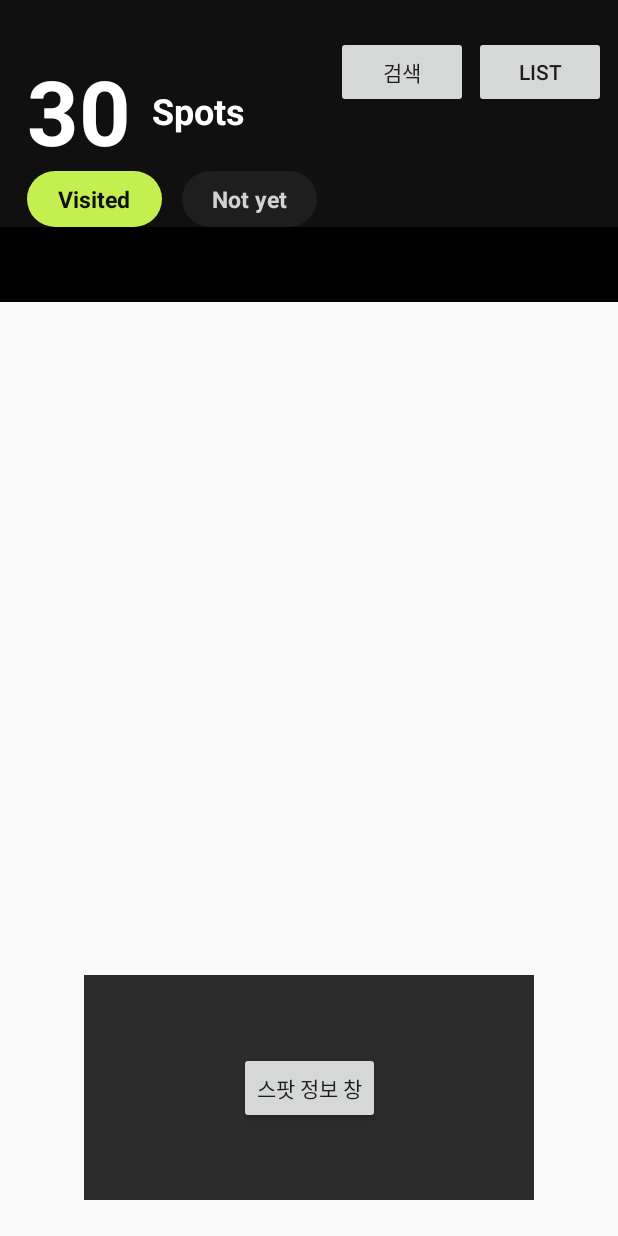
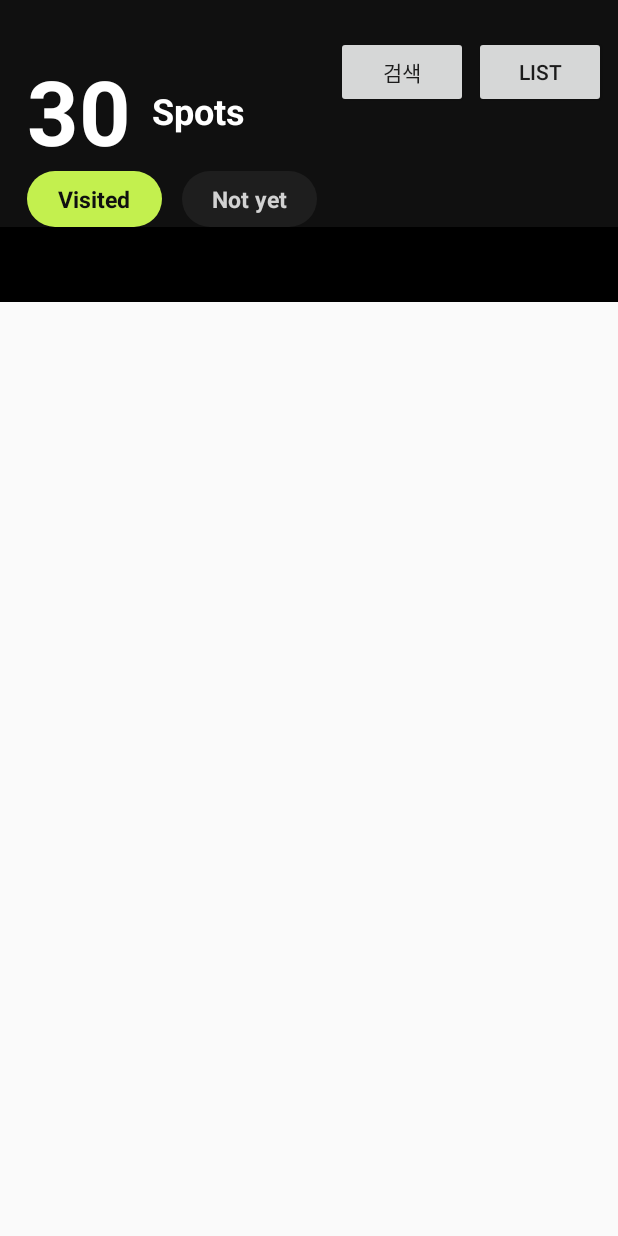
Before and after one commit to Nexters/hotspot-android, an Android app: the MainActivity screen opened directly, with no data from a screen before it, on a phone screen of 412 x 824 dp. Run offline under Robolectric (Android 15) with nearby library versions, the phone set to English and light mode, and no system bars; libraries missing offline, so code that uses them is left out: com.kakao.auth; 1 statement that could not run was skipped.

Commit message:
Update By MBC

```diff
--- a/app/src/main/java/com/example/hotspot/FragmentDetailView.kt
+++ b/app/src/main/java/com/example/hotspot/FragmentDetailView.kt
@@ -47,8 +47,7 @@ class FragmentDetailView : Fragment() {
             fr_edit.arguments = bundle
 
             fragmentManager!!.beginTransaction()
-                .addToBackStack(null)
-                .add(R.id.main, fr_edit)
+                .replace(R.id.main, fr_edit)
                 .commit()
         }
     }
--- a/app/src/main/java/com/example/hotspot/MainActivity.kt
+++ b/app/src/main/java/com/example/hotspot/MainActivity.kt
@@ -1,17 +1,11 @@
 package com.example.hotspot
 
-import android.content.Intent
 import android.os.Bundle
 import android.util.Log
 import android.view.View
-import android.widget.Button
 import android.widget.Toast
 import androidx.appcompat.app.AppCompatActivity
-import androidx.core.view.isVisible
-import androidx.fragment.app.FragmentManager
-import androidx.fragment.app.FragmentTransaction
 import kotlinx.android.synthetic.main.activity_main.*
-import kotlinx.android.synthetic.main.activity_sticker_regist.*
 import org.json.JSONObject
 import retrofit2.Call
 import retrofit2.Callback
@@ -22,12 +16,13 @@ import java.io.Serializable
 
 
 class MainActivity : AppCompatActivity(){
-    private lateinit var btn1 : Button
+
     private lateinit var mMyPlaceList : List<MyPlace>
     private lateinit var mRetrofit: Retrofit
     lateinit var apiService : APIService
     private val URL : String = "http://hotspot-dev-654767138.ap-northeast-2.elb.amazonaws.com"
 
+    val accesstoken = GlobalApplication.prefs.getPreferences() // accesstoken
 
     override fun onCreate(savedInstanceState: Bundle?) {
         super.onCreate(savedInstanceState)
@@ -35,23 +30,13 @@ class MainActivity : AppCompatActivity(){
         setRetrofitInit()
         setApiServiceInit()
 
-        val fr_myPlace = FragmentMyPlace()
-
         //MyList Btn
         listBt.setOnClickListener {
             //fragment operation
             listBt.visibility = View.INVISIBLE
             mapBt.visibility = View.VISIBLE
 
-            var bundle = Bundle()
-            bundle.putSerializable("PlaceList", mMyPlaceList as Serializable)
-
-            fr_myPlace.arguments = bundle
-
-            supportFragmentManager.beginTransaction()
-                .attach(fr_myPlace)
-                .add(R.id.fragment_map, fr_myPlace)
-                .commit()
+            getMyPlace()
         }
 
         //remove MyPlace Fragment
@@ -59,16 +44,30 @@ class MainActivity : AppCompatActivity(){
             mapBt.visibility = View.INVISIBLE
             listBt.visibility = View.VISIBLE
 
-            supportFragmentManager.beginTransaction()
-                .remove(fr_myPlace)
-                .commit()
+            getMapAPI()
         }
     }
 
     override fun onResume() {
         super.onResume()
 
-        val accesstoken = GlobalApplication.prefs.getPreferences()
+        getMapAPI()
+    }
+
+    fun getMyPlace() {
+        val fr_myPlace = FragmentMyPlace()
+
+        var bundle = Bundle()
+        bundle.putSerializable("PlaceList", mMyPlaceList as Serializable)
+
+        fr_myPlace.arguments = bundle
+
+        supportFragmentManager.beginTransaction()
+            .replace(R.id.fragment_map, fr_myPlace)
+            .commit()
+    }
+
+    fun getMapAPI() {
         apiService.getMyPlaces("Bearer " + "${accesstoken}").enqueue(object :
             Callback<GetSpotList> {
             override fun onResponse(call: Call<GetSpotList>, response : Response<GetSpotList>){
@@ -82,13 +81,13 @@ class MainActivity : AppCompatActivity(){
                         mMyPlaceList = response.body()!!.myPlaces
                         var bundle = Bundle()
                         bundle.putSerializable("PlaceList",mMyPlaceList as Serializable)
-                        //fragment_kakaomap 시작
-                        var transaction : FragmentTransaction = supportFragmentManager.beginTransaction()
+
+                        //fragment_naver map 시작
                         val mapFragment = FragmentMap()
                         mapFragment.arguments = bundle
-                        transaction
-                            .attach(mapFragment)
-                            .add(R.id.fragment_map, mapFragment)//fragment1로 교체해라
+                        supportFragmentManager
+                            .beginTransaction()
+                            .replace(R.id.fragment_map, mapFragment)//fragment1로 교체해라
                             .commit()//transaction 새로고침
                     }
                 }else {
@@ -111,13 +110,14 @@ class MainActivity : AppCompatActivity(){
             }
         })
     }
-    private fun setRetrofitInit(){
+
+    fun setRetrofitInit(){
         mRetrofit = Retrofit.Builder()
             .baseUrl(URL)
             .addConverterFactory(GsonConverterFactory.create())
             .build()
     }
-    private fun setApiServiceInit(){
+    fun setApiServiceInit(){
         apiService = mRetrofit.create(APIService::class.java)
     }
 }
--- a/app/src/main/java/com/example/hotspot/ViewHolder.kt
+++ /dev/null
@@ -1,4 +0,0 @@
-package com.example.hotspot
-
-class ViewHolder {
-}
--- a/app/src/main/res/drawable/radius_btn.xml
+++ b/app/src/main/res/drawable/radius_btn.xml
@@ -3,7 +3,7 @@
     android:shape="rectangle">
 
     <solid
-        android:color="@color/mainColor"/>
+        android:color="@color/colorMain"/>
     <corners
         android:topLeftRadius="35.5dp"
         android:topRightRadius="35.5dp"
--- a/app/src/main/res/layout/activity_main.xml
+++ b/app/src/main/res/layout/activity_main.xml
@@ -117,9 +117,8 @@
         app:layout_constraintTop_toBottomOf="@id/constraintLayout"
         app:layout_constraintVertical_chainStyle="packed"
         >
+    </FrameLayout>
 
-
-    </FrameLayout>
     <FrameLayout
         android:id="@+id/fragment_map"
         android:layout_width="match_parent"
@@ -132,39 +131,26 @@
     </FrameLayout>
 
 
-    <androidx.constraintlayout.widget.ConstraintLayout
-        android:id="@+id/spotinfolayout"
-        android:layout_width="300dp"
-        android:layout_height="150dp"
-        android:layout_marginBottom="24dp"
-        android:background="@color/colorMyGrayDark"
-        app:layout_constraintEnd_toEndOf="parent"
-        app:layout_constraintStart_toStartOf="parent"
-        app:layout_constraintBottom_toBottomOf="parent">
+<!--    <androidx.constraintlayout.widget.ConstraintLayout-->
+<!--        android:id="@+id/spotinfolayout"-->
+<!--        android:layout_width="300dp"-->
+<!--        android:layout_height="150dp"-->
+<!--        android:layout_marginBottom="24dp"-->
+<!--        android:background="@color/colorMyGrayDark"-->
+<!--        app:layout_constraintEnd_toEndOf="parent"-->
+<!--        app:layout_constraintStart_toStartOf="parent"-->
+<!--        app:layout_constraintBottom_toBottomOf="parent">-->
 
-        <Button
-            android:id="@+id/button"
-            android:layout_width="wrap_content"
-            android:layout_height="wrap_content"
-            android:text="스팟 정보 창"
-            app:layout_constraintBottom_toBottomOf="parent"
-            app:layout_constraintEnd_toEndOf="parent"
-            app:layout_constraintStart_toStartOf="parent"
-            app:layout_constraintTop_toTopOf="parent" />
-    </androidx.constraintlayout.widget.ConstraintLayout>
-
-
-<!--    <androidx.appcompat.widget.AppCompatButton-->
-<!--        android:id="@+id/btn_add"-->
-<!--        android:layout_width="wrap_content"-->
-<!--        android:layout_height="wrap_content"-->
-<!--        android:layout_weight="1"-->
-<!--        android:text="+HOTSPOT"-->
-<!--        android:layout_marginBottom="170dp"-->
-<!--        app:layout_constraintLeft_toLeftOf="parent"-->
-<!--        app:layout_constraintRight_toRightOf="parent"-->
-<!--        app:layout_constraintBottom_toBottomOf="parent"/>-->
-
+<!--        <Button-->
+<!--            android:id="@+id/button"-->
+<!--            android:layout_width="wrap_content"-->
+<!--            android:layout_height="wrap_content"-->
+<!--            android:text="스팟 정보 창"-->
+<!--            app:layout_constraintBottom_toBottomOf="parent"-->
+<!--            app:layout_constraintEnd_toEndOf="parent"-->
+<!--            app:layout_constraintStart_toStartOf="parent"-->
+<!--            app:layout_constraintTop_toTopOf="parent" />-->
+<!--    </androidx.constraintlayout.widget.ConstraintLayout>-->
 
 
 </androidx.constraintlayout.widget.ConstraintLayout>
--- a/app/src/main/res/layout/activity_register.xml
+++ b/app/src/main/res/layout/activity_register.xml
@@ -16,7 +16,7 @@
         app:layout_constraintTop_toTopOf="parent">
 
         <androidx.appcompat.widget.AppCompatButton
-            android:id="@+id/btn_esc3"
+            android:id="@+id/reg_esc_btn"
             android:layout_width="wrap_content"
             android:layout_height="wrap_content"
             android:text="ESC"
@@ -33,7 +33,7 @@
             android:shadowDy="9"
             android:shadowRadius="30"
             android:text="+Sposts"
-            android:textColor="@color/mainColor"
+            android:textColor="@color/colorMain"
             android:textSize="35dp"
             android:textStyle="bold"
             app:layout_constraintBottom_toBottomOf="parent"
--- a/app/src/main/res/values/colors.xml
+++ b/app/src/main/res/values/colors.xml
@@ -1,7 +1,7 @@
 <?xml version="1.0" encoding="utf-8"?>
 <resources>
     <color name="colorPrimary">#008577</color>
-    <color name="colorPrimaryDark">#00574B</color>
+    <color name="colorPrimaryDark">#000000</color>
     <color name="colorAccent">#D81B60</color>
     <color name="colorMyGrayDark">#2b2b2b</color>
     <color name="colorWhite">#FFFFFF</color>
--- a/app/src/main/res/values/styles.xml
+++ b/app/src/main/res/values/styles.xml
@@ -10,4 +10,5 @@
     </style>
 
 
+
 </resources>
```
Also changed, not shown: app/src/main/java/com/example/hotspot/FragmentEditMyPlace.kt (+10 -0 lines), app/src/main/java/com/example/hotspot/FragmentMap.kt (+10 -10 lines), app/src/main/java/com/example/hotspot/FragmentMyPlace.kt (+12 -11 lines), app/src/main/java/com/example/hotspot/RegisterActivity.kt (+27 -8 lines), app/src/main/java/com/example/hotspot/SearchActivity.kt (+30 -13 lines), app/src/main/res/layout/activity_search.xml (+10 -11 lines), app/src/main/res/layout/map_view.xml (+10 -7 lines).
